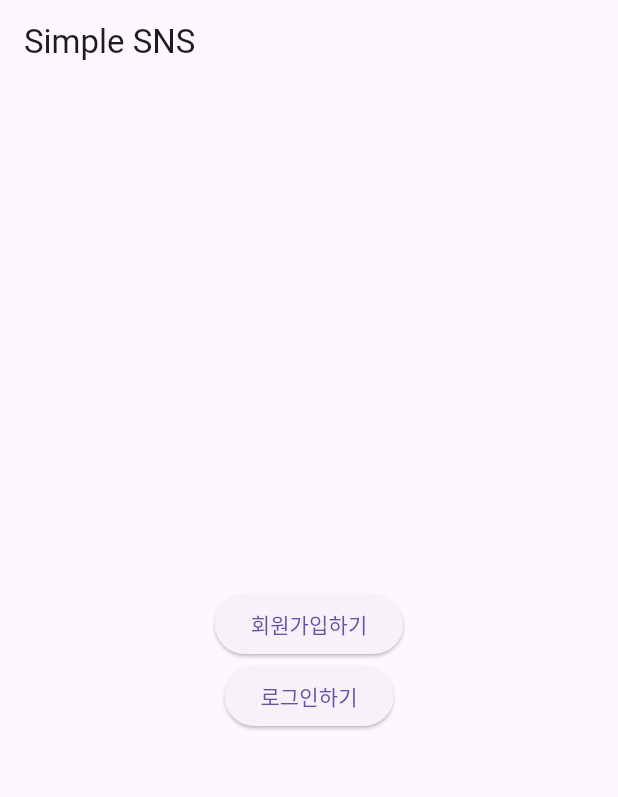
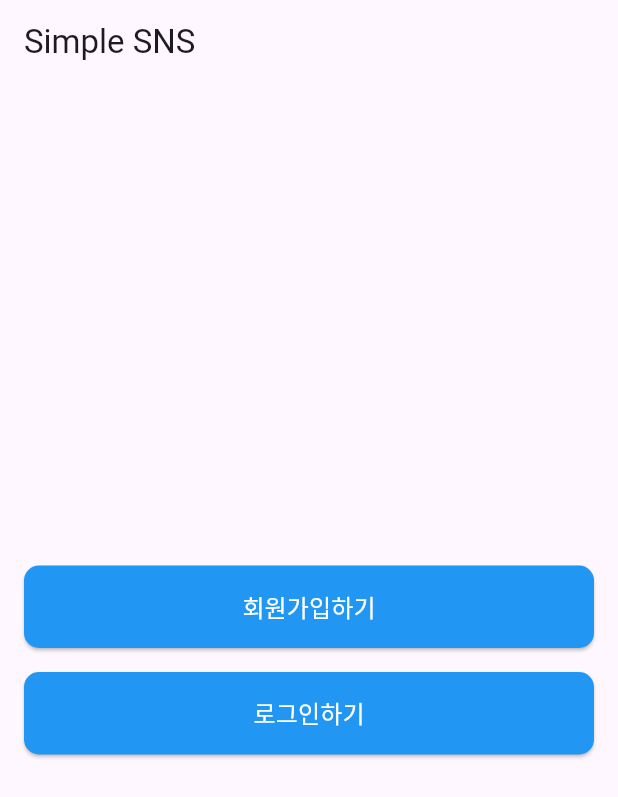
Before and after one commit to YehyeokBang/Simple-SNS-App, a Flutter app: the screen it shows after launch, on a phone screen of 412 x 824 dp. Shown: the top 797 px of the screen. Run offline on Flutter 3.47's test engine with Material 3 defaults, Android fonts, the phone set to English and light mode, and no system bars; our stand-ins replace fixnum, flutter_dotenv, shared_preferences; missing offline and left inert: grpc, protobuf; accounts and stored records are empty.

Commit message:
feat: main.dart 웰컴 페이지 분리

```diff
--- a/lib/main.dart
+++ b/lib/main.dart
@@ -1,7 +1,6 @@
 import 'package:flutter/material.dart';
 import 'package:flutter_dotenv/flutter_dotenv.dart';
-import 'package:simple_sns_app/screens/signup_screen.dart';
-import 'package:simple_sns_app/screens/login_screen.dart';
+import 'package:simple_sns_app/screens/welcome_screen.dart';
 
 void main() async {
   await dotenv.load(fileName: '.env');
@@ -18,49 +17,7 @@ class MyApp extends StatelessWidget {
       theme: ThemeData(
         primarySwatch: Colors.blue,
       ),
-      home: const MainScreen(),
+      home: const WelcomeScreen(),
     );
   }
 }
-
-class MainScreen extends StatelessWidget {
-  const MainScreen({super.key});
-
-  @override
-  Widget build(BuildContext context) {
-    return Scaffold(
-      appBar: AppBar(
-        title: const Text('Simple SNS'),
-      ),
-      body: Center(
-        child: Column(
-          mainAxisAlignment: MainAxisAlignment.center,
-          children: [
-            ElevatedButton(
-              onPressed: () {
-                Navigator.push(
-                  context,
-                  MaterialPageRoute(
-                    builder: (context) => const SignUpScreen(),
-                  ),
-                );
-              },
-              child: const Text('회원가입하기'),
-            ),
-            ElevatedButton(
-              onPressed: () {
-                Navigator.push(
-                  context,
-                  MaterialPageRoute(
-                    builder: (context) => LoginScreen(),
-                  ),
-                );
-              },
-              child: const Text('로그인하기'),
-            ),
-          ],
-        ),
-      ),
-    );
-  }
-}
--- /dev/null
+++ b/lib/screens/welcome_screen.dart
@@ -0,0 +1,91 @@
+import 'package:flutter/material.dart';
+import 'package:simple_sns_app/screens/login_screen.dart';
+import 'package:simple_sns_app/screens/signup_screen.dart';
+
+class WelcomeScreen extends StatelessWidget {
+  const WelcomeScreen({super.key});
+
+  @override
+  Widget build(BuildContext context) {
+    return Scaffold(
+      appBar: AppBar(
+        title: const Text('Simple SNS'),
+      ),
+      body: Center(
+        child: Padding(
+          padding: const EdgeInsets.symmetric(horizontal: 16.0),
+          child: Column(
+            mainAxisAlignment: MainAxisAlignment.center,
+            children: [
+              SizedBox(
+                width: double.infinity,
+                child: ElevatedButton(
+                  onPressed: () {
+                    Navigator.push(
+                      context,
+                      MaterialPageRoute(
+                        builder: (context) => const SignUpScreen(),
+                      ),
+                    );
+                  },
+                  style: ButtonStyle(
+                    backgroundColor:
+                        MaterialStateProperty.all<Color>(Colors.blue),
+                    padding: MaterialStateProperty.all<EdgeInsetsGeometry>(
+                      const EdgeInsets.symmetric(vertical: 16.0),
+                    ),
+                    shape: MaterialStateProperty.all<RoundedRectangleBorder>(
+                      RoundedRectangleBorder(
+                        borderRadius: BorderRadius.circular(10.0),
+                      ),
+                    ),
+                  ),
+                  child: const Text(
+                    '회원가입하기',
+                    style: TextStyle(
+                      color: Colors.white,
+                      fontSize: 16,
+                    ),
+                  ),
+                ),
+              ),
+              const SizedBox(height: 16.0),
+              SizedBox(
+                width: double.infinity,
+                child: ElevatedButton(
+                  onPressed: () {
+                    Navigator.push(
+                      context,
+                      MaterialPageRoute(
+                        builder: (context) => const LoginScreen(),
+                      ),
+                    );
+                  },
+                  style: ButtonStyle(
+                    backgroundColor:
+                        MaterialStateProperty.all<Color>(Colors.blue),
+                    padding: MaterialStateProperty.all<EdgeInsetsGeometry>(
+                      const EdgeInsets.symmetric(vertical: 16.0),
+                    ),
+                    shape: MaterialStateProperty.all<RoundedRectangleBorder>(
+                      RoundedRectangleBorder(
+                        borderRadius: BorderRadius.circular(10.0),
+                      ),
+                    ),
+                  ),
+                  child: const Text(
+                    '로그인하기',
+                    style: TextStyle(
+                      color: Colors.white,
+                      fontSize: 16,
+                    ),
+                  ),
+                ),
+              ),
+            ],
+          ),
+        ),
+      ),
+    );
+  }
+}
```
